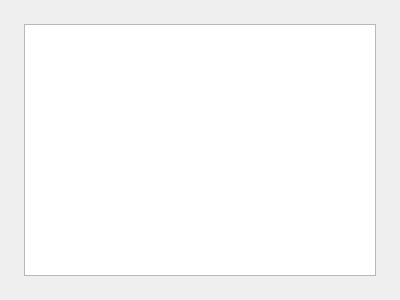
The window that cwe_guiWidgets/cwe_help.ui (NHERI-SimCenter/CWE-Simulation-Tool) describes before a commit, drawn with Qt 5.
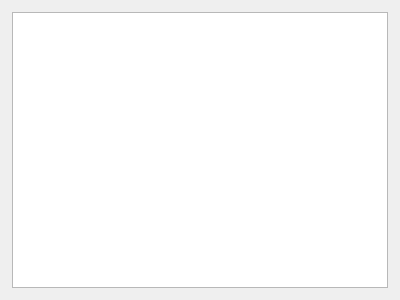
The same window after the commit.

Commit message: Adding templates for missing help pages

The edit to the form file:
```diff
--- a/cwe_guiWidgets/cwe_help.ui
+++ b/cwe_guiWidgets/cwe_help.ui
@@ -56,16 +56,16 @@
   </property>
   <layout class="QGridLayout" name="gridLayout">
    <property name="leftMargin">
-    <number>24</number>
+    <number>12</number>
    </property>
    <property name="topMargin">
-    <number>24</number>
+    <number>12</number>
    </property>
    <property name="rightMargin">
-    <number>24</number>
+    <number>12</number>
    </property>
    <property name="bottomMargin">
-    <number>24</number>
+    <number>12</number>
    </property>
    <item row="0" column="0">
     <widget class="QTextBrowser" name="helpBrowser">
```
The commit also changes 6 other files.
